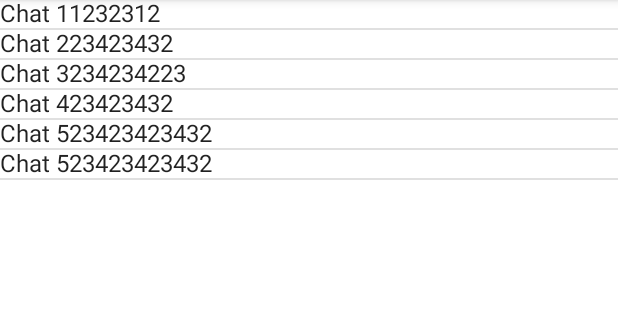
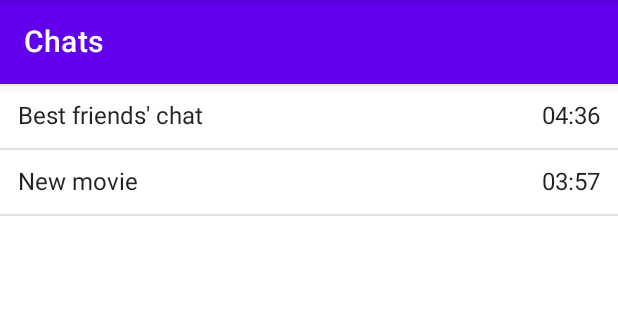
Before and after one commit to alexey-odintsov/ComposeTest, an Android app built with Jetpack Compose: the MainActivity screen opened directly, with no data from a screen before it, on a phone screen of 412 x 824 dp, the part 84-404 px from its top. Run offline under Robolectric (Android 15) with nearby library versions, the phone set to English and light mode, and no system bars; our stand-ins replace constraintlayout-compose, livedata-compose.

```diff
--- a/app/build.gradle
+++ b/app/build.gradle
@@ -56,6 +56,8 @@ dependencies {
     implementation 'androidx.legacy:legacy-support-v4:1.0.0'
     implementation 'androidx.lifecycle:lifecycle-livedata-ktx:2.3.0'
     implementation 'androidx.lifecycle:lifecycle-viewmodel-ktx:2.3.0'
+    implementation "dev.chrisbanes.accompanist:accompanist-coil:0.6.1"
+    implementation "androidx.constraintlayout:constraintlayout-compose:1.0.0-alpha03"
     testImplementation 'junit:junit:4.+'
     androidTestImplementation 'androidx.test.ext:junit:1.1.2'
     androidTestImplementation 'androidx.test.espresso:espresso-core:3.3.0'
--- a/app/src/main/java/com/example/composetest/ChatListViewModel.kt
+++ b/app/src/main/java/com/example/composetest/ChatListViewModel.kt
@@ -4,19 +4,27 @@ import androidx.lifecycle.LiveData
 import androidx.lifecycle.MutableLiveData
 import androidx.lifecycle.ViewModel
 import androidx.lifecycle.ViewModelProvider
-import com.example.composetest.data.Chat
+import com.example.composetest.model.Chat
 import com.example.composetest.data.ChatsRepository
+import com.example.composetest.model.Message
 
 class ChatListViewModel(private val repository: ChatsRepository) : ViewModel() {
     private val _chats = MutableLiveData<List<Chat>>()
     val chats: LiveData<List<Chat>> = _chats
 
+    private val _messages = MutableLiveData<List<Message>>()
+    val messages: LiveData<List<Message>> = _messages
+
     init {
         fetchAllChats()
     }
 
-    private fun fetchAllChats() {
+    public fun fetchAllChats() {
         _chats.value = repository.getAllChats()
+    }
+
+    public fun fetchMessages(chatId: Long) {
+        _messages.value = repository.getChatMessages(chatId)
     }
 
     class Factory(private val repository: ChatsRepository) : ViewModelProvider.Factory {
--- a/app/src/main/java/com/example/composetest/MainActivity.kt
+++ b/app/src/main/java/com/example/composetest/MainActivity.kt
@@ -8,8 +8,13 @@ import androidx.compose.material.Surface
 import androidx.lifecycle.ViewModelProvider
 import com.example.composetest.data.MockChatsRepository
 import com.example.composetest.data.source.MockRemoteDataSource
+import com.example.composetest.ui.ChatMessagesScreen
 import com.example.composetest.ui.chatlist.ChatListScreen
 import com.example.composetest.ui.theme.ComposeTestTheme
+
+enum class ScreenState {
+
+}
 
 class MainActivity : AppCompatActivity() {
     private lateinit var viewModel: ChatListViewModel
--- a/app/src/main/java/com/example/composetest/data/Chat.kt
+++ /dev/null
@@ -1,3 +0,0 @@
-package com.example.composetest.data
-
-data class Chat(val id: Int, val name: String, val lastUpdated: Long)
--- a/app/src/main/java/com/example/composetest/data/ChatsRepository.kt
+++ b/app/src/main/java/com/example/composetest/data/ChatsRepository.kt
@@ -1,5 +1,9 @@
 package com.example.composetest.data
+
+import com.example.composetest.model.Chat
+import com.example.composetest.model.Message
 
 interface ChatsRepository {
     fun getAllChats(): List<Chat>
+    fun getChatMessages(chatId: Long): List<Message>
 }
--- a/app/src/main/java/com/example/composetest/data/MockChatsRepository.kt
+++ b/app/src/main/java/com/example/composetest/data/MockChatsRepository.kt
@@ -1,6 +1,8 @@
 package com.example.composetest.data
 
 import com.example.composetest.data.source.RemoteDataSource
+import com.example.composetest.model.Chat
+import com.example.composetest.model.Message
 
 class MockChatsRepository(
     private val remoteDataSource: RemoteDataSource
@@ -8,4 +10,8 @@ class MockChatsRepository(
     override fun getAllChats(): List<Chat> {
         return remoteDataSource.getAllChats()
     }
+
+    override fun getChatMessages(chatId: Long): List<Message> {
+        return remoteDataSource.getChatMessage(chatId)
+    }
 }
--- a/app/src/main/java/com/example/composetest/data/source/MockRemoteDataSource.kt
+++ b/app/src/main/java/com/example/composetest/data/source/MockRemoteDataSource.kt
@@ -1,20 +1,51 @@
 package com.example.composetest.data.source
 
-import com.example.composetest.data.Chat
+import com.example.composetest.model.Chat
+import com.example.composetest.model.Message
+import com.example.composetest.model.TextContent
+import com.example.composetest.model.User
 
 class MockRemoteDataSource : RemoteDataSource {
 
+    private val users = listOf(
+        User(
+            1,
+            "Keanu Reeves",
+            "https://im0-tub-ru.yandex.net/i?id=998c8bdd9e968d02727dca2225cd5760&ref=rim&n=33&w=449&h=300"
+        ),
+        User(
+            2,
+            "Jim Carrey",
+            "https://im0-tub-ru.yandex.net/i?id=66efd1f29b475da564cc1a49809f6be8&ref=rim&n=33&w=412&h=300"
+        ),
+        User(
+            3,
+            "Quentin Tarantino",
+            "https://im0-tub-ru.yandex.net/i?id=7ba8d5c1880ddf47e8abcd5d8b0d87ed&ref=rim&n=33&w=480&h=240"
+        ),
+    )
+
     private val chats = listOf(
-        Chat(1, "Chat 1", 1232312L),
-        Chat(2, "Chat 2", 23423432L),
-        Chat(3, "Chat 3", 234234223L),
-        Chat(4, "Chat 4", 23423432L),
-        Chat(5, "Chat 5", 23423423432L),
-        Chat(5, "Chat 5", 23423423432L),
+        Chat(1, "Best friends' chat", 1614965428L),
+        Chat(2, "New movie", 1612632628L),
+    )
+
+    private val messages = listOf(
+        Message(12345, 1, users[0], 1614965428L, TextContent("Hi Jimmy, howdy?")),
+        Message(12346, 1, users[0], 1612632634L, TextContent("Wanna go coffee?")),
+        Message(12347, 1, users[1], 1612632754L, TextContent("Hey dude, sure!")),
+        Message(12348, 2, users[2], 1612697554L, TextContent("Keanu, have you read the script?")),
+        Message(12349, 2, users[2], 1612698754L, TextContent("Hey, answer me")),
+        Message(12350, 2, users[2], 1612699174L, TextContent("I'm waiting...")),
+        Message(12351, 2, users[0], 1612708534L, TextContent("Nope yet, I will, I promise")),
     )
 
 
     override fun getAllChats(): List<Chat> {
         return chats
     }
+
+    override fun getChatMessage(chatId: Long): List<Message> {
+        return messages.filter { it.chatId == chatId }
+    }
 }
--- a/app/src/main/java/com/example/composetest/data/source/RemoteDataSource.kt
+++ b/app/src/main/java/com/example/composetest/data/source/RemoteDataSource.kt
@@ -1,7 +1,9 @@
 package com.example.composetest.data.source
 
-import com.example.composetest.data.Chat
+import com.example.composetest.model.Chat
+import com.example.composetest.model.Message
 
 interface RemoteDataSource {
     fun getAllChats(): List<Chat>
+    fun getChatMessage(chatId: Long): List<Message>
 }
--- /dev/null
+++ b/app/src/main/java/com/example/composetest/model/Chat.kt
@@ -0,0 +1,7 @@
+package com.example.composetest.model
+
+data class Chat(
+    val id: Long,
+    val name: String,
+    val lastUpdated: Long
+)
--- /dev/null
+++ b/app/src/main/java/com/example/composetest/model/Content.kt
@@ -0,0 +1,13 @@
+package com.example.composetest.model
+
+enum class ContentType {
+    TEXT,
+    IMAGE,
+    STICKER
+}
+
+interface Content
+
+data class TextContent(val value: String) : Content
+data class ImageContent(val value: String) : Content
+data class StickerContent(val value: String) : Content
--- /dev/null
+++ b/app/src/main/java/com/example/composetest/model/Message.kt
@@ -0,0 +1,9 @@
+package com.example.composetest.model
+
+data class Message(
+    val id: Long,
+    val chatId: Long,
+    val user: User,
+    val time: Long,
+    val content: Content
+)
--- /dev/null
+++ b/app/src/main/java/com/example/composetest/model/User.kt
@@ -0,0 +1,7 @@
+package com.example.composetest.model
+
+data class User(
+    val id: Int,
+    val name: String,
+    val avatar: String
+)
--- a/app/src/main/java/com/example/composetest/ui/ChatListScreen.kt
+++ b/app/src/main/java/com/example/composetest/ui/ChatListScreen.kt
@@ -1,22 +1,42 @@
 package com.example.composetest.ui.chatlist
 
 import androidx.compose.foundation.layout.Column
-import androidx.compose.foundation.layout.Row
+import androidx.compose.foundation.layout.fillMaxWidth
+import androidx.compose.foundation.layout.padding
 import androidx.compose.foundation.lazy.LazyColumn
 import androidx.compose.foundation.lazy.items
 import androidx.compose.material.Divider
+import androidx.compose.material.Scaffold
 import androidx.compose.material.Text
+import androidx.compose.material.TopAppBar
 import androidx.compose.runtime.Composable
 import androidx.compose.runtime.getValue
 import androidx.compose.runtime.livedata.observeAsState
+import androidx.compose.runtime.remember
+import androidx.compose.ui.Modifier
 import androidx.compose.ui.tooling.preview.Preview
+import androidx.compose.ui.unit.dp
+import androidx.constraintlayout.compose.ConstraintLayout
 import androidx.lifecycle.viewmodel.compose.viewModel
 import com.example.composetest.ChatListViewModel
-import com.example.composetest.data.Chat
+import com.example.composetest.model.Chat
+import java.text.SimpleDateFormat
+import java.util.*
+
+const val DATE_FORMAT_FULL = "YYYY-MM-dd"
+const val DATE_FORMAT_DAY_OF_WEEK = "dd"
+const val DATE_FORMAT_TODAY = "hh:mm"
+const val DAY = 1000 * 60 * 60 * 24
+const val WEEK = DAY * 7
+
 
 @Composable
 fun ChatListScreen() {
-    ChatsList()
+    Scaffold(
+        topBar = { TopAppBar(title = { Text("Chats") }) },
+        content = {
+            ChatsList()
+        })
 }
 
 @Preview
@@ -34,11 +54,41 @@ fun ChatsList() {
 
 @Composable
 fun ChatItem(chat: Chat) {
-    Column {
-        Row {
-            Text(text = chat.name)
-            Text(text = chat.lastUpdated.toString())
+    val timeString = remember(chat.lastUpdated) { formatDate(chat.lastUpdated) }
+
+    Column() {
+        ConstraintLayout(modifier = Modifier
+            .padding(12.dp)
+            .fillMaxWidth()) {
+            val (title, time) = createRefs()
+            Text(
+                text = chat.name,
+                modifier = Modifier.constrainAs(title) { start.linkTo(parent.start) }
+            )
+            Text(text = timeString,
+                modifier = Modifier.constrainAs(time) { end.linkTo(parent.end) }
+            )
         }
         Divider()
     }
 }
+
+fun formatDate(timeStamp: Long): String {
+    val today = Calendar.getInstance()
+    val diff = timeStamp - today.timeInMillis
+    return when {
+        diff >= WEEK -> {
+            val dateFormat = SimpleDateFormat(DATE_FORMAT_FULL, Locale.getDefault())
+            dateFormat.format(timeStamp)
+        }
+        diff >= DAY -> {
+            val dateFormat = SimpleDateFormat(DATE_FORMAT_DAY_OF_WEEK, Locale.getDefault())
+            dateFormat.format(timeStamp)
+        }
+        else -> {
+            val dateFormat = SimpleDateFormat(DATE_FORMAT_TODAY, Locale.getDefault())
+            dateFormat.format(timeStamp)
+
+        }
+    }
+}
```
Also changed, not shown: app/src/main/java/com/example/composetest/ui/ChatMessagesScreen.kt (added, +68 -0 lines), app/src/main/res/drawable/avatar.png (added).
